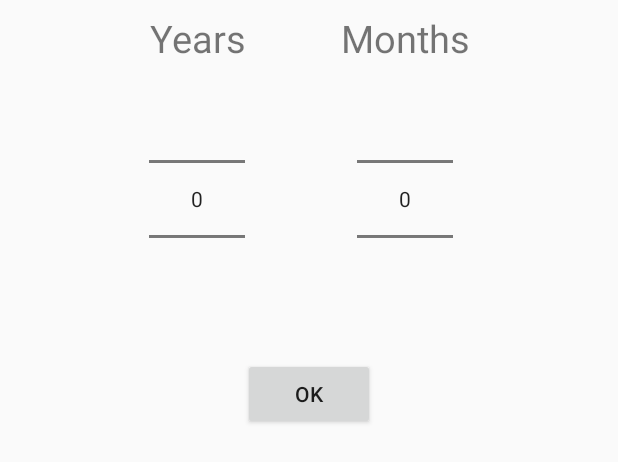
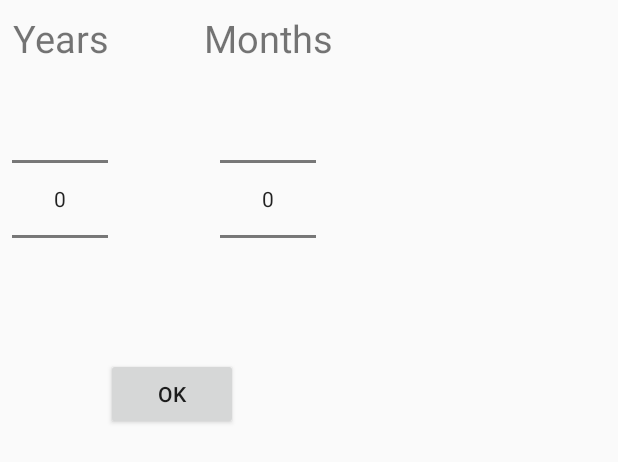
Before and after one commit to Codename26/ChildAnalysis, an Android app: the layout age_picker_dialog.xml on its own in the app's theme, with its tools: preview values and no code run, on a phone screen of 412 x 824 dp. Shown: the top 462 px of the screen. Run offline under Robolectric (Android 15) with nearby library versions, the phone set to English and light mode, and no system bars.

Commit message:
Changed analysis cards appearance

```diff
--- a/app/src/main/java/com/codename26/childanalysis/AnalysisAdapter.java
+++ b/app/src/main/java/com/codename26/childanalysis/AnalysisAdapter.java
@@ -2,7 +2,6 @@ package com.codename26.childanalysis;
 
 import android.content.Context;
 import android.support.v7.widget.RecyclerView;
-import com.transitionseverywhere.TransitionManager;
 
 import android.text.Html;
 import android.view.LayoutInflater;
@@ -46,7 +45,6 @@ public class AnalysisAdapter extends RecyclerView.Adapter<AnalysisViewHolder> {
 
         //Google IO Expandable animation
         final boolean isExpanded = position==mExpandedPosition;
-        analysisViewHolder.details.setVisibility(isExpanded?View.VISIBLE:View.GONE);
         analysisViewHolder.itemView.setActivated(isExpanded);
         analysisViewHolder.itemView.setOnClickListener(new View.OnClickListener() {
             @Override
--- a/app/src/main/java/com/codename26/childanalysis/AnalysisViewHolder.java
+++ b/app/src/main/java/com/codename26/childanalysis/AnalysisViewHolder.java
@@ -13,12 +13,10 @@ import android.support.v4.widget.TextViewCompat;
 public class AnalysisViewHolder extends RecyclerView.ViewHolder {
     public TextView mTextViewAnalysisName;
     public TextView mTextViewAnalysisValue;
-    public ProgressBar details;
     public AnalysisViewHolder(View itemView) {
         super(itemView);
         mTextViewAnalysisName = itemView.findViewById(R.id.tvAnalysisName);
         mTextViewAnalysisValue = itemView.findViewById(R.id.tvAnalysisValue);
-        details = itemView.findViewById(R.id.details);
 
     }
 
--- a/app/src/main/res/layout/age_picker_dialog.xml
+++ b/app/src/main/res/layout/age_picker_dialog.xml
@@ -1,5 +1,5 @@
 <?xml version="1.0" encoding="utf-8"?>
-<android.support.constraint.ConstraintLayout
+<RelativeLayout
     xmlns:android="http://schemas.android.com/apk/res/android"
     xmlns:app="http://schemas.android.com/apk/res-auto"
     xmlns:tools="http://schemas.android.com/tools"
@@ -9,10 +9,7 @@
         android:layout_width="wrap_content"
         android:layout_height="wrap_content"
         android:layout_marginRight="8dp"
-        app:layout_constraintRight_toRightOf="parent"
         android:layout_marginLeft="8dp"
-        app:layout_constraintLeft_toLeftOf="parent"
-        app:layout_constraintTop_toTopOf="parent"
         android:layout_marginTop="8dp">
  <LinearLayout
         android:layout_width="wrap_content"
@@ -60,9 +57,7 @@
             android:layout_width="wrap_content"
             android:layout_height="wrap_content"
             android:layout_weight="1"
-            android:layout_gravity="center_horizontal"
-            app:layout_constraintRight_toRightOf="parent"
-            app:layout_constraintTop_toTopOf="parent"/>
+            android:layout_gravity="center_horizontal"/>
     </LinearLayout>
     <Button
         android:id="@+id/buttonDialogOk"
@@ -74,4 +69,4 @@
         android:layout_centerHorizontal="true"
         android:layout_marginTop="16dp"/>
     </RelativeLayout>
-</android.support.constraint.ConstraintLayout>
+</RelativeLayout>
--- a/app/src/main/res/values/colors.xml
+++ b/app/src/main/res/values/colors.xml
@@ -8,4 +8,5 @@
     <color name="colorPrimaryRed">#F44336</color>
     <color name="colorRed">#F44336</color>
     <color name="actionBarTitleColor">#FFFFFF</color>
+    <color name="analysisListItemTitle">#B2DFDB</color>
 </resources>
--- a/build.gradle
+++ b/build.gradle
@@ -5,7 +5,7 @@ buildscript {
         jcenter()
     }
     dependencies {
-        classpath 'com.android.tools.build:gradle:2.3.3'
+        classpath 'com.android.tools.build:gradle:3.0.1'
 
         // NOTE: Do not place your application dependencies here; they belong
         // in the individual module build.gradle files
```
Also changed, not shown: app/build.gradle (+5 -8 lines), app/src/main/res/layout/analysis_list_item.xml (+10 -29 lines), gradle/wrapper/gradle-wrapper.properties.
